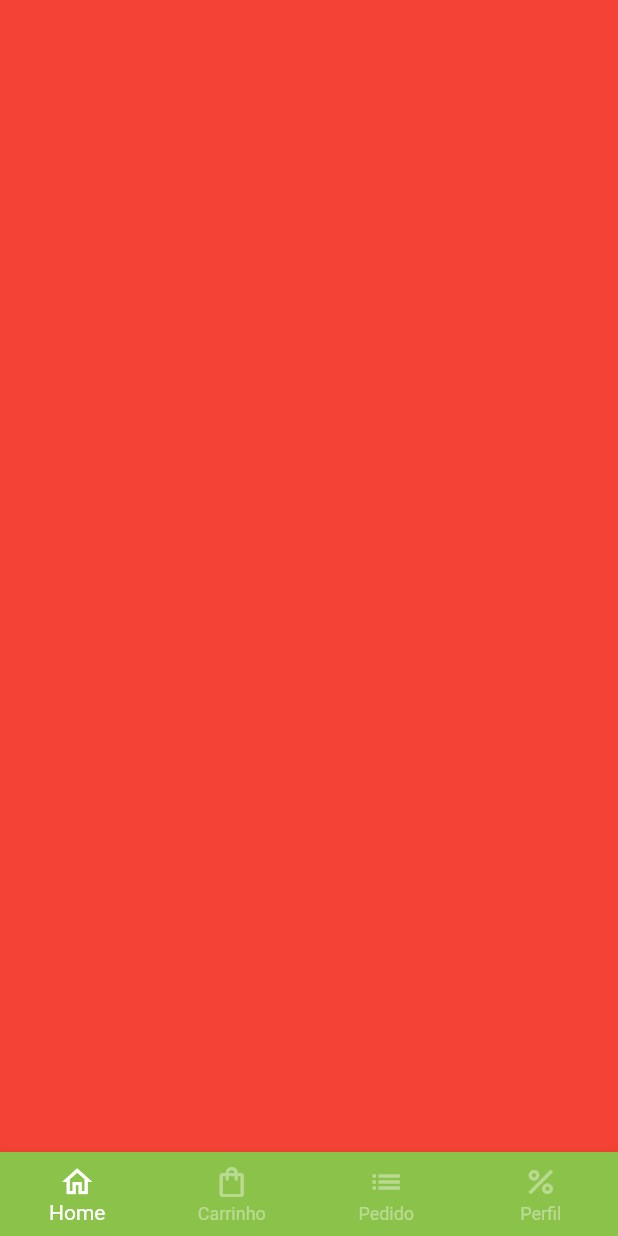
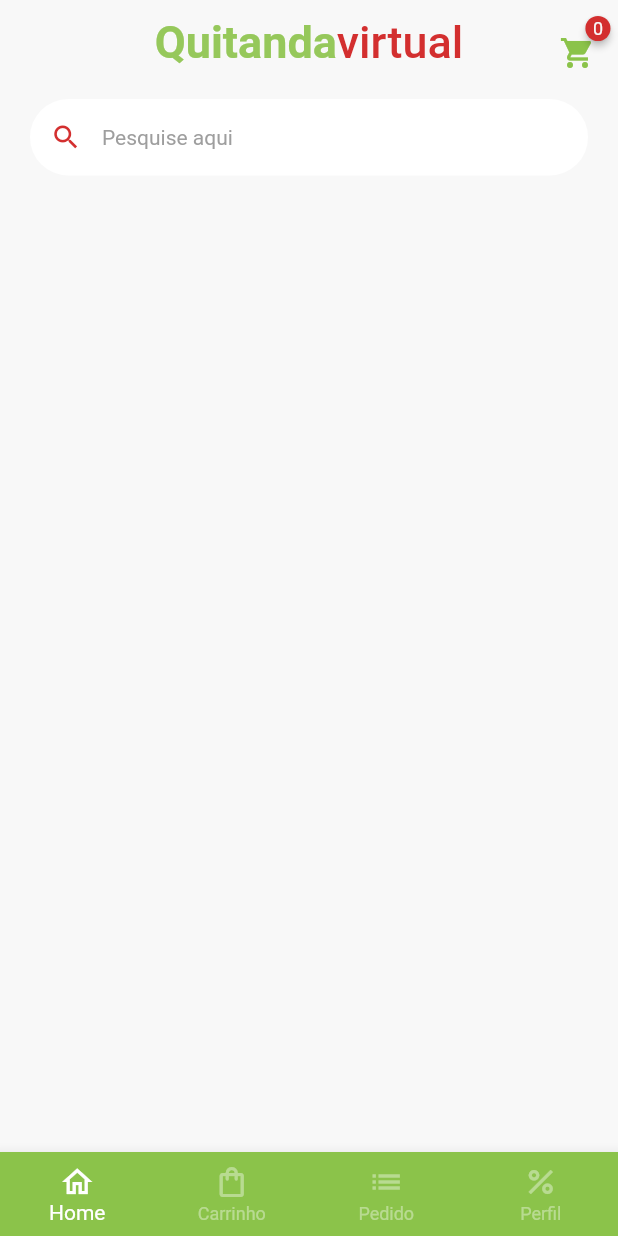
Before and after one commit to caneto/Projeto-do-Quintanda-Virtual---1, a Flutter app: the screen it shows after launch, after a tap on "Entrar", on a phone screen of 412 x 824 dp. Run offline on Flutter 3.47's test engine with Material 2 defaults, Android fonts, the phone set to English and light mode, and no system bars; drawn by our look-alikes of badges; our stand-ins replace animated_text_kit, mask_text_input_formatter.

Commit message:
Atualização

```diff
--- a/lib/auth/signin_screen.dart
+++ b/lib/auth/signin_screen.dart
@@ -29,14 +29,14 @@ class SignInScreen extends StatelessWidget {
                         fontSize: 40,
                       ),
                       children: [
-                        const TextSpan(
-                            text: "Green",
+                        TextSpan(
+                            text: "Quitanda",
                             style: TextStyle(
-                              color: Colors.white,
+                              color: CustomColors.customWhiteColor,
                               fontWeight: FontWeight.bold,
                             )),
                         TextSpan(
-                            text: "grocer",
+                            text: "virtual",
                             style: TextStyle(
                               color: CustomColors.customContrastColor,
                             ))
--- a/lib/config/custom_colors.dart
+++ b/lib/config/custom_colors.dart
@@ -15,5 +15,6 @@ Map<int, Color> _swatchOpacity = {
 
 abstract class CustomColors {
   static Color customContrastColor = Colors.red.shade700;
+  static Color customWhiteColor = const Color(0xFFF8F8F8);
   static MaterialColor customSwatchColor = MaterialColor(0xFF8BC34A, _swatchOpacity);
 }
--- a/lib/main.dart
+++ b/lib/main.dart
@@ -1,5 +1,6 @@
 import 'package:flutter/material.dart';
 import 'package:quitandavirtual/auth/signin_screen.dart';
+import 'package:quitandavirtual/config/custom_colors.dart';
 
 void main() {
   runApp(const MyApp());
@@ -16,6 +17,7 @@ class MyApp extends StatelessWidget {
       title: 'Quitandinha Virtual',
       theme: ThemeData(
        primarySwatch: Colors.green,
+       scaffoldBackgroundColor: CustomColors.customWhiteColor
       ),
       home: SignInScreen(),
     );
--- /dev/null
+++ b/lib/tabs/home_tab.dart
@@ -0,0 +1,74 @@
+import 'package:badges/badges.dart';
+import 'package:flutter/material.dart';
+import 'package:quitandavirtual/config/custom_colors.dart';
+
+class HomeTab extends StatelessWidget {
+  const HomeTab({Key? key}) : super(key: key);
+
+  @override
+  Widget build(BuildContext context) {
+    return Scaffold(
+      appBar: AppBar(
+        backgroundColor: Colors.transparent,
+        elevation: 0,
+        centerTitle: true,
+        title: Text.rich(TextSpan(style: TextStyle(fontSize: 30), children: [
+          TextSpan(
+              text: "Quitanda",
+              style: TextStyle(
+                color: CustomColors.customSwatchColor[800],
+                fontWeight: FontWeight.bold,
+              )),
+          TextSpan(
+              text: "virtual",
+              style: TextStyle(
+                color: CustomColors.customContrastColor,
+              )),
+        ])),
+        actions: [
+          Padding(
+            padding: const EdgeInsets.only(top: 15, right: 15),
+            child: GestureDetector(
+              onTap: () {},
+              child: Badge(
+                badgeColor: CustomColors.customContrastColor,
+                badgeContent: Text(
+                  "0",
+                  style: TextStyle(
+                      color: CustomColors.customWhiteColor, fontSize: 12),
+                ),
+                child: Icon(
+                  Icons.shopping_cart,
+                  color: CustomColors.customSwatchColor,
+                ),
+              ),
+            ),
+          )
+        ],
+      ),
+      body: Column(
+        children: [
+          Padding(
+            padding: const EdgeInsets.symmetric(horizontal: 20,vertical: 10),
+            child: TextFormField(
+              decoration: InputDecoration(
+                  filled: true,
+                  fillColor: Colors.white,
+                  isDense: true,
+                  hintText: 'Pesquise aqui',
+                  hintStyle: TextStyle(color: Colors.grey.shade500, fontSize: 14),
+                  prefixIcon: Icon(
+                    Icons.search,
+                    color: CustomColors.customContrastColor,
+                    size: 21,
+                  ),
+                  border: OutlineInputBorder(
+                      borderRadius: BorderRadius.circular(60),
+                      borderSide: BorderSide(width: 0, style: BorderStyle.none))),
+            ),
+          )
+        ],
+      ),
+    );
+  }
+}
--- a/lib/ui/home_screen.dart
+++ b/lib/ui/home_screen.dart
@@ -1,5 +1,6 @@
 import 'package:flutter/material.dart';
 import 'package:quitandavirtual/config/custom_colors.dart';
+import 'package:quitandavirtual/tabs/home_tab.dart';
 
 class HomeScreen extends StatefulWidget {
   HomeScreen({Key? key}) : super(key: key);
@@ -20,7 +21,7 @@ class _HomeScreenState extends State<HomeScreen> {
         controller: pageController,
         physics: const NeverScrollableScrollPhysics(),
         children: [
-          Container(color: Colors.red,),
+          const HomeTab(),
           Container(color: Colors.yellow,),
           Container(color: Colors.blue,),
           Container(color: Colors.purple,),
--- a/pubspec.yaml
+++ b/pubspec.yaml
@@ -38,6 +38,7 @@ dependencies:
   cupertino_icons: ^1.0.2
   animated_text_kit: ^4.2.2
   mask_text_input_formatter: ^2.4.0
+  badges: ^2.0.3
 
 dev_dependencies:
   flutter_test:
```
Also changed, not shown: pubspec.lock.
